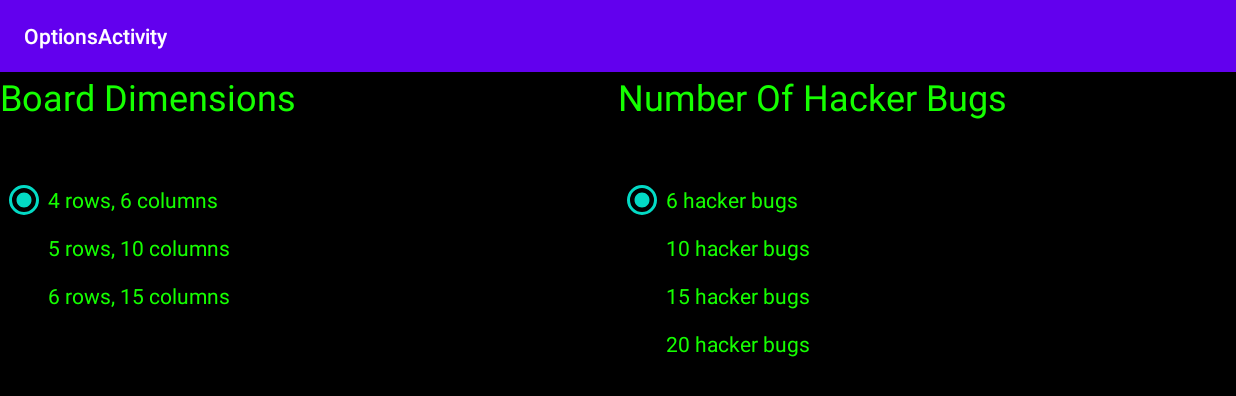
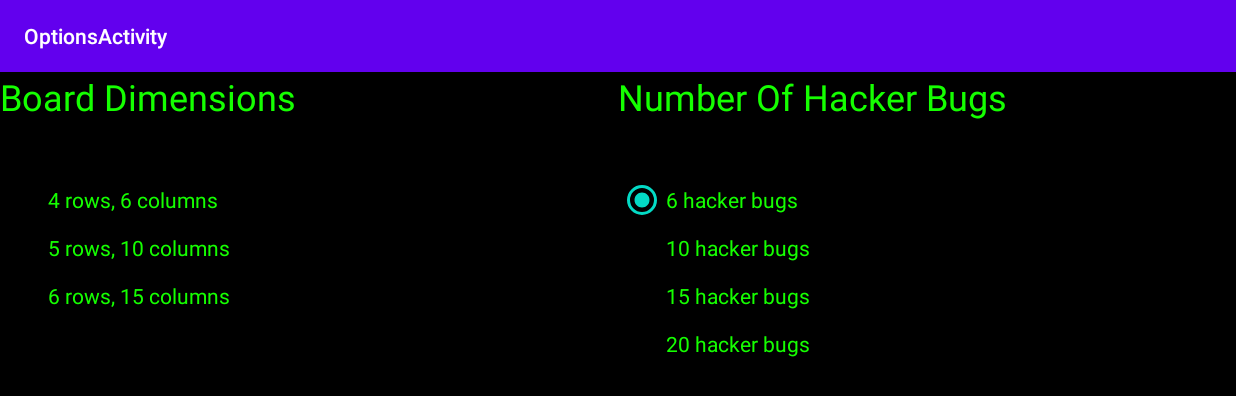
Before and after one commit to Chang-Y-Y/basic-android-game, an Android app: the OptionsActivity screen opened directly, with no data from a screen before it, after a tap on an icon or button, on a phone screen of 824 x 412 dp (held sideways). Shown: the top 396 px of the screen. Run offline under Robolectric (Android 15) with nearby library versions, the phone set to English and light mode, and no system bars.

Commit message:
Turned keys into constant in OptionsActivity

```diff
--- a/app/src/main/java/ca/cmpt276/as3/OptionsActivity.java
+++ b/app/src/main/java/ca/cmpt276/as3/OptionsActivity.java
@@ -2,6 +2,7 @@ package ca.cmpt276.as3;
 
 import android.content.Context;
 import android.content.Intent;
+import android.content.SharedPreferences;
 import android.content.res.ColorStateList;
 import android.graphics.Color;
 import android.os.Bundle;
@@ -18,7 +19,23 @@ import android.widget.RadioButton;
 import android.widget.RadioGroup;
 import android.widget.Toast;
 
+import ca.cmpt276.as3.model.OptionsConfig;
+
+/**
+ *  This activity is the screen that lets the user config the game settings
+ *  Creates the radio buttons and saves the options in the OptionsConfig class object
+ *  and shared preferences
+ */
 public class OptionsActivity extends AppCompatActivity {
+
+
+    private static final String NUM_ROWS_KEY = "Num rows for game board";
+    private static final String NUM_COLS_KEY = "Num cols for game board";
+    private static final int DEFAULT_NUM_BUGS = 6;
+    private static final int DEFAULT_NUM_ROWS = 6;
+    private static final int DEFAULT_NUM_COLS = 4;
+    public static final String NUM_BUGS_KEY = "Num bugs in game";
+    private OptionsConfig optionsConfig;
 
     // Setting color of the radio buttons https://stackoverflow.com/questions/17120199/change-circle-color-of-radio-button/41516331
     private ColorStateList colorStateList = new ColorStateList(
@@ -43,6 +60,8 @@ public class OptionsActivity extends AppCompatActivity {
         Toolbar toolbar = findViewById(R.id.toolbar);
         setSupportActionBar(toolbar);
 
+        optionsConfig = OptionsConfig.getInstance();
+
         // Set up Radio Options
         setupNumBugsRadioButtons();
         setupBoardDimensionRadioButtons();
@@ -64,28 +83,41 @@ public class OptionsActivity extends AppCompatActivity {
             button.setOnClickListener(new View.OnClickListener() {
                 @Override
                 public void onClick(View v) {
-
+                    saveNumBug(numBug);
                 }
             });
 
             // Add to radio group
             radioGroup.addView(button);
 
-            if (i == 0) {
-                radioGroup.check(button.getId());
+            if (numBug == getNumBugInGame(this)) {
+                button.setChecked(true);
             }
         }
+    }
+
+    private void saveNumBug(int numBug) {
+        SharedPreferences prefs = this.getSharedPreferences("AppPrefs", MODE_PRIVATE);
+        SharedPreferences.Editor editor = prefs.edit();
+        editor.putInt(NUM_BUGS_KEY, numBug);
+        editor.apply();
+        optionsConfig.setNumBug(numBug);
+    }
+
+    static public int getNumBugInGame(Context context) {
+        SharedPreferences prefs = context.getSharedPreferences("AppPrefs", MODE_PRIVATE);
+        return prefs.getInt(NUM_BUGS_KEY, DEFAULT_NUM_BUGS);
     }
 
     private void setupBoardDimensionRadioButtons() {
         RadioGroup radioGroup = findViewById(R.id.radio_group_board_dimensions);
 
-        int[] numCols = getResources().getIntArray(R.array.num_cols);
+        final int[] numCols = getResources().getIntArray(R.array.num_cols);
         int[] numRows = getResources().getIntArray(R.array.num_rows);
 
         for (int i = 0; i < numCols.length; i++) {
-            int width = numCols[i];
-            int height = numRows[i];
+            final int width = numCols[i];
+            final int height = numRows[i];
 
             RadioButton button = new RadioButton(this);
             button.setText(getString(R.string.board_dimension, height, width));
@@ -94,17 +126,40 @@ public class OptionsActivity extends AppCompatActivity {
             button.setOnClickListener(new View.OnClickListener() {
                 @Override
                 public void onClick(View v) {
-
+                    saveBoardSize(height, width);
                 }
             });
 
-
             radioGroup.addView(button);
 
-            if (i == 0) {
-                radioGroup.check(button.getId());
+            if (height == getNumRowsForBoard(this) &&
+                    width == getNumColsForBoard(this)) {
+                button.setChecked(true);
             }
         }
+    }
 
+    private void saveBoardSize(int numRows, int numCols) {
+        SharedPreferences sharedPreferences = this.getSharedPreferences("AppPrefs", MODE_PRIVATE);
+        SharedPreferences.Editor editor = sharedPreferences.edit();
+        editor.putInt(NUM_ROWS_KEY, numRows);
+        editor.putInt(NUM_COLS_KEY, numCols);
+        editor.apply();
+        optionsConfig.setNumRow(numRows);
+        optionsConfig.setNumCol(numCols);
+    }
+
+    static public int getNumRowsForBoard(Context context) {
+        SharedPreferences preferences = context.getSharedPreferences("AppPrefs", MODE_PRIVATE);
+
+        return preferences.getInt(NUM_ROWS_KEY,
+                DEFAULT_NUM_ROWS);
+    }
+
+    static public int getNumColsForBoard(Context context) {
+        SharedPreferences preferences = context.getSharedPreferences("AppPrefs", MODE_PRIVATE);
+
+        return preferences.getInt(NUM_COLS_KEY,
+                DEFAULT_NUM_COLS);
     }
 }
--- /dev/null
+++ b/app/src/main/java/ca/cmpt276/as3/model/OptionsConfig.java
@@ -0,0 +1,48 @@
+package ca.cmpt276.as3.model;
+
+public class OptionsConfig {
+
+    private int numBug;
+    private int numRow;
+    private int numCol;
+
+    private static OptionsConfig instance;
+
+    private OptionsConfig() {
+
+    }
+
+    public static OptionsConfig getInstance() {
+        if (instance == null) {
+            instance = new OptionsConfig();
+            instance.setNumBug(6);
+            instance.setNumRow(4);
+            instance.setNumCol(6);
+        }
+        return instance;
+    }
+
+    public int getNumBug() {
+        return numBug;
+    }
+
+    public void setNumBug(int numBug) {
+        this.numBug = numBug;
+    }
+
+    public int getNumRow() {
+        return numRow;
+    }
+
+    public void setNumRow(int numRow) {
+        this.numRow = numRow;
+    }
+
+    public int getNumCol() {
+        return numCol;
+    }
+
+    public void setNumCol(int numCol) {
+        this.numCol = numCol;
+    }
+}
```
Also changed, not shown: app/src/main/java/ca/cmpt276/as3/GameActivity.java (+7 -0 lines), app/src/main/res/layout/content_game.xml (+12 -1 lines).
